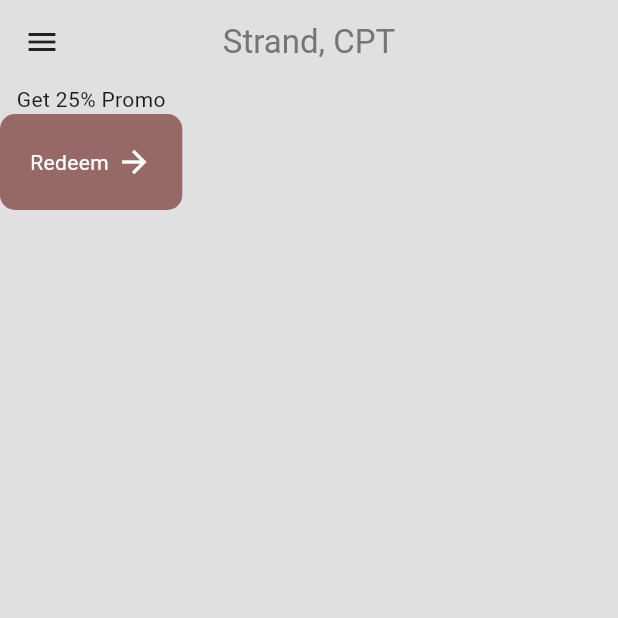
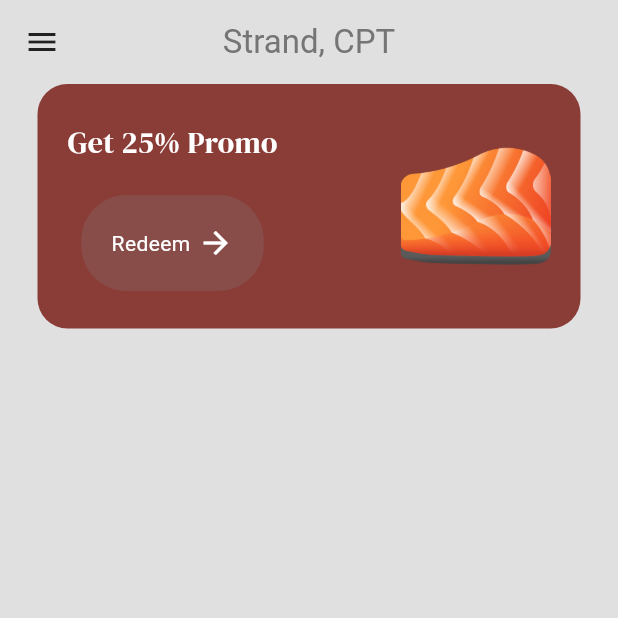
Before and after one commit to aLearningLad/yukis, a Flutter app: the MenuPage screen opened by its route, on a phone screen of 412 x 824 dp, the top half of it. Run offline on Flutter 3.47's test engine with Material 3 defaults, Android fonts, the light colour scheme and no system bars; our stand-ins replace google_fonts.

Commit message:
additions to menu page

```diff
--- a/lib/components/button.dart
+++ b/lib/components/button.dart
@@ -13,7 +13,7 @@ class MyButton extends StatelessWidget {
       child: Container(
         decoration: BoxDecoration(
             color: Color.fromARGB(212, 135, 81, 77),
-            borderRadius: BorderRadius.circular(10)),
+            borderRadius: BorderRadius.circular(30)),
         padding: EdgeInsets.all(20),
         child: Row(
           spacing: 5,
--- a/lib/pages/menu_page.dart
+++ b/lib/pages/menu_page.dart
@@ -1,5 +1,7 @@
 import 'package:flutter/material.dart';
+import 'package:google_fonts/google_fonts.dart';
 import 'package:yukis/components/button.dart';
+import 'package:yukis/themes/colors.dart';
 
 class MenuPage extends StatelessWidget {
   const MenuPage({super.key});
@@ -24,22 +26,43 @@ class MenuPage extends StatelessWidget {
         children: [
 // promo banner
           Container(
+            decoration: BoxDecoration(
+                color: primaryColor, borderRadius: BorderRadius.circular(20)),
+            padding: const EdgeInsets.symmetric(vertical: 25, horizontal: 20),
+            margin: const EdgeInsets.symmetric(horizontal: 25),
             child: Row(
+              mainAxisAlignment: MainAxisAlignment.spaceBetween,
               children: [
                 Column(
                   children: [
                     // promo message
-                    Text("Get 25% Promo"),
+                    Text(
+                      "Get 25% Promo",
+                      style: GoogleFonts.dmSerifDisplay(
+                          fontSize: 20, color: Colors.white),
+                    ),
+
+                    const SizedBox(
+                      height: 20,
+                    ),
 
                     // redeem btn
                     MyButton(text: 'Redeem', onTap: () {})
                   ],
-                )
+                ),
 
 // image
+                Image.asset(
+                  'lib/images/salmon.png',
+                  height: 100,
+                ),
               ],
             ),
-          )
+          ),
+
+          const SizedBox(
+            height: 25,
+          ),
 
 // search bar
 
--- /dev/null
+++ b/lib/themes/colors.dart
@@ -0,0 +1,3 @@
+import 'package:flutter/material.dart';
+
+var primaryColor = const Color.fromARGB(255, 138, 60, 55);
```
